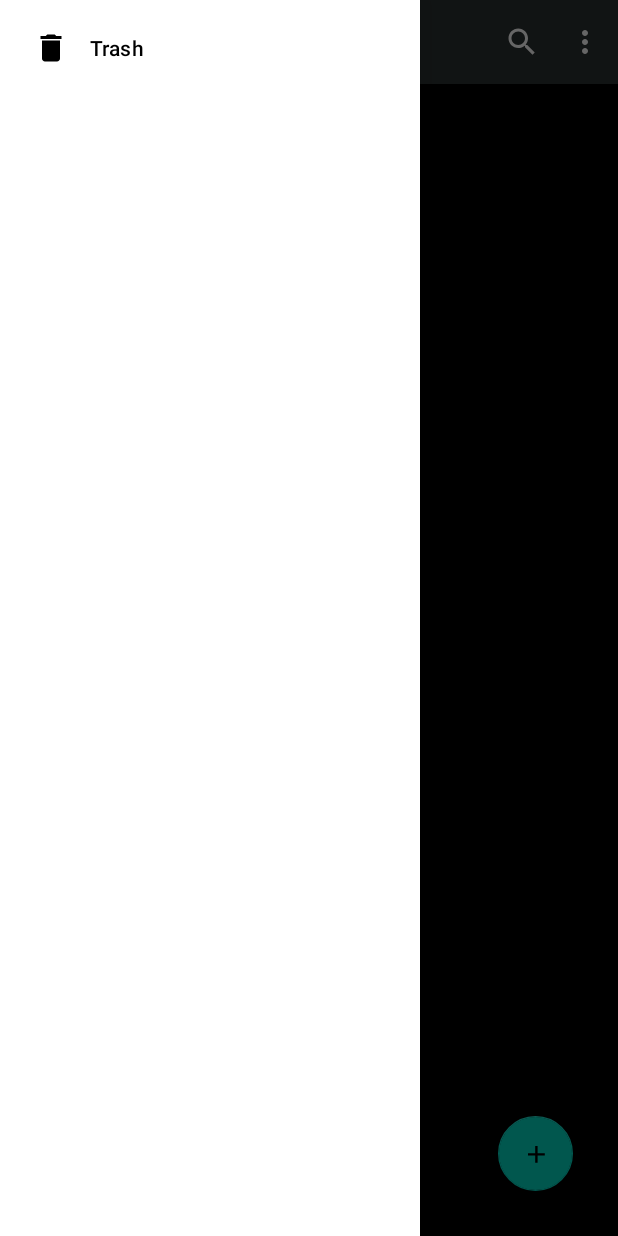
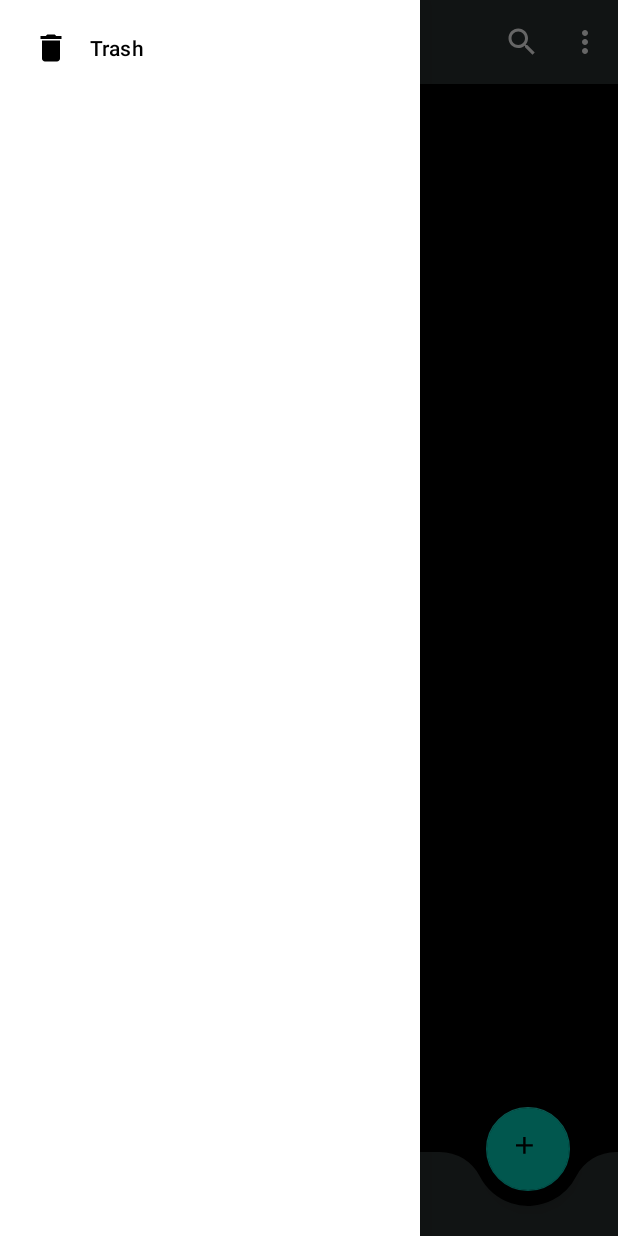
Before and after one commit to shivsagar999/Notes-App, an Android app: the screen it shows after launch (MainActivity), with the side drawer open, on a phone screen of 412 x 824 dp. Run offline under Robolectric (Android 15) with nearby library versions, the phone set to English and light mode, and no system bars; our stand-ins replace Room's generated code.

Commit message:
Added the bottom app bar in afragment

```diff
--- a/app/src/main/java/com/eurofins/mynotesapp/HomeFragment.kt
+++ b/app/src/main/java/com/eurofins/mynotesapp/HomeFragment.kt
@@ -4,6 +4,7 @@ import android.graphics.Color
 import android.os.Bundle
 import android.util.Log
 import android.view.*
+import android.widget.Toast
 import androidx.appcompat.widget.SearchView
 import androidx.fragment.app.Fragment
 import androidx.fragment.app.activityViewModels
@@ -106,6 +107,9 @@ class HomeFragment : Fragment() {
             findNavController().navigate(R.id.action_homeFragment_to_createNoteFragment)
         }
 
+        binding.paintBrush.setOnClickListener {
+            Toast.makeText(context, R.string.coming_soon, Toast.LENGTH_SHORT).show()
+        }
 
 
     }
--- a/app/src/main/java/com/eurofins/mynotesapp/MainActivity.kt
+++ b/app/src/main/java/com/eurofins/mynotesapp/MainActivity.kt
@@ -25,7 +25,7 @@ class MainActivity : AppCompatActivity() {
         val navController = navHostFragment.navController
         navigationView.setNavigationItemSelectedListener {
             navController.navigate(R.id.action_homeFragment_to_trashFragment)
-            Toast.makeText(this , R.string.coming_soon, Toast.LENGTH_SHORT).show()
+
             return@setNavigationItemSelectedListener true
         }
     }
--- a/app/src/main/java/com/eurofins/mynotesapp/database/NoteDatabase.kt
+++ b/app/src/main/java/com/eurofins/mynotesapp/database/NoteDatabase.kt
@@ -9,7 +9,7 @@ import androidx.room.RoomDatabase
 abstract class NoteDatabase : RoomDatabase() {
 
     abstract fun getNotesDao(): NotesDao
-    abstract fun getTrashNotesDao(): TrashNotesDao
+
 
     companion object {
         @Volatile
--- a/app/src/main/java/com/eurofins/mynotesapp/database/TrashNotesDao.kt
+++ /dev/null
@@ -1,20 +0,0 @@
-package com.eurofins.mynotesapp.database
-
-import androidx.room.*
-import kotlinx.coroutines.flow.Flow
-
-@Dao
-interface TrashNotesDao {
-
-    @Insert
-    fun insert(trashNote: TrashNote)
-
-    @Delete
-    fun delete(trashNote: TrashNote)
-
-
-
-    @Insert
-    fun insertIntoNoteTable(note: Note)
-
-}
--- a/app/src/main/java/com/eurofins/mynotesapp/trash/TrashViewModelFactory.kt
+++ b/app/src/main/java/com/eurofins/mynotesapp/trash/TrashViewModelFactory.kt
@@ -3,7 +3,6 @@ package com.eurofins.mynotesapp.trash
 import androidx.lifecycle.ViewModel
 import androidx.lifecycle.ViewModelProvider
 import com.eurofins.mynotesapp.database.NotesDao
-import com.eurofins.mynotesapp.database.TrashNotesDao
 import java.lang.IllegalArgumentException
 
 class TrashViewModelFactory(val notesDao: NotesDao): ViewModelProvider.Factory {
--- /dev/null
+++ b/app/src/main/res/drawable/white_brush.xml
@@ -0,0 +1,5 @@
+<vector android:height="24dp" android:tint="#FFFFFF"
+    android:viewportHeight="24" android:viewportWidth="24"
+    android:width="24dp" xmlns:android="http://schemas.android.com/apk/res/android">
+    <path android:fillColor="@android:color/white" android:pathData="M7,14c-1.66,0 -3,1.34 -3,3 0,1.31 -1.16,2 -2,2 0.92,1.22 2.49,2 4,2 2.21,0 4,-1.79 4,-4 0,-1.66 -1.34,-3 -3,-3zM20.71,4.63l-1.34,-1.34c-0.39,-0.39 -1.02,-0.39 -1.41,0L9,12.25 11.75,15l8.96,-8.96c0.39,-0.39 0.39,-1.02 0,-1.41z"/>
+</vector>
--- a/app/src/main/res/layout/fragment_home.xml
+++ b/app/src/main/res/layout/fragment_home.xml
@@ -8,7 +8,7 @@
     android:orientation="vertical">
 
 
-    <androidx.constraintlayout.widget.ConstraintLayout
+    <androidx.coordinatorlayout.widget.CoordinatorLayout
         android:layout_width="match_parent"
         android:layout_height="match_parent"
         android:background="@color/black"
@@ -26,18 +26,45 @@
             app:layout_constraintStart_toStartOf="parent"
             app:layout_constraintTop_toBottomOf="parent" />
 
+        <com.google.android.material.bottomappbar.BottomAppBar
+            android:id="@+id/bottom_appbar"
+            android:layout_width="match_parent"
+            android:layout_height="wrap_content"
+            android:layout_gravity="bottom"
+
+            app:backgroundTint="@color/light_black"
+            app:fabAlignmentMode="end"
+            app:fabCradleMargin="@dimen/eight_dp"
+            app:fabCradleRoundedCornerRadius="@dimen/thirty_dp">
+
+            <LinearLayout
+                android:layout_width="wrap_content"
+                android:layout_height="wrap_content">
+
+                <ImageView
+                    android:id="@+id/paint_brush"
+                    android:layout_width="wrap_content"
+                    android:layout_height="wrap_content"
+                    android:src="@drawable/white_brush"/>
+
+            </LinearLayout>
+
+        </com.google.android.material.bottomappbar.BottomAppBar>
+
+
         <com.google.android.material.floatingactionbutton.FloatingActionButton
             android:id="@+id/create_new_note_button"
-            android:layout_width="65dp"
-            android:layout_height="50dp"
+            android:layout_width="wrap_content"
+            android:layout_height="wrap_content"
             android:layout_marginEnd="@dimen/thirty_dp"
             android:layout_marginBottom="@dimen/thirty_dp"
             android:contentDescription="@string/button_used_to_create_new_note"
             android:src="@drawable/add_note"
+            app:layout_anchor="@id/bottom_appbar"
             app:layout_constraintBottom_toBottomOf="parent"
             app:layout_constraintEnd_toEndOf="parent"
             app:rippleColor="@color/light_black" />
 
-    </androidx.constraintlayout.widget.ConstraintLayout>
+    </androidx.coordinatorlayout.widget.CoordinatorLayout>
 
 </LinearLayout>
--- a/app/src/main/res/values/themes.xml
+++ b/app/src/main/res/values/themes.xml
@@ -9,6 +9,8 @@
         <item name="colorSecondary">@color/teal_200</item>
         <item name="colorSecondaryVariant">@color/teal_700</item>
         <item name="colorOnSecondary">@color/black</item>
+
+        <item name="android:colorBackground">@color/black</item>
         <!-- Status bar color. -->
         <item name="android:statusBarColor" tools:targetApi="l">?attr/colorPrimaryVariant</item>
         <!-- Customize your theme here. -->
```
